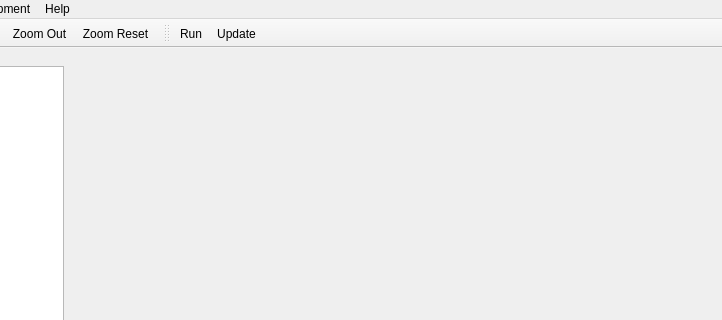
iut-ibk/P8-WSC-GUI, file src/libdynamind-gui/dmmainwindow.ui: the form before one commit; both pictures show x 210 to 932 and y 0 to 320 of the 932 by 756 pixel window.
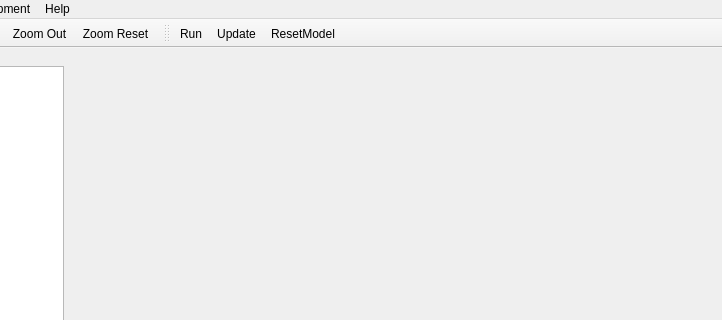
The form after the commit. Icons and pictures are not drawn.

Commit message: added new button in toolbar to reset the model, deletes tmp files

```diff
--- a/src/libdynamind-gui/dmmainwindow.ui
+++ b/src/libdynamind-gui/dmmainwindow.ui
@@ -676,6 +676,7 @@
    </attribute>
    <addaction name="actionRun"/>
    <addaction name="actionUpdate"/>
+   <addaction name="actionResetModel"/>
   </widget>
   <action name="actionRun">
    <property name="icon">
@@ -847,6 +848,11 @@
     <string>Show Temporary File Folder</string>
    </property>
   </action>
+  <action name="actionResetModel">
+   <property name="text">
+    <string>ResetModel</string>
+   </property>
+  </action>
  </widget>
  <resources>
   <include location="../dynamind-modelbuilder/icons.qrc"/>
```
The commit also changes 1 other file.
